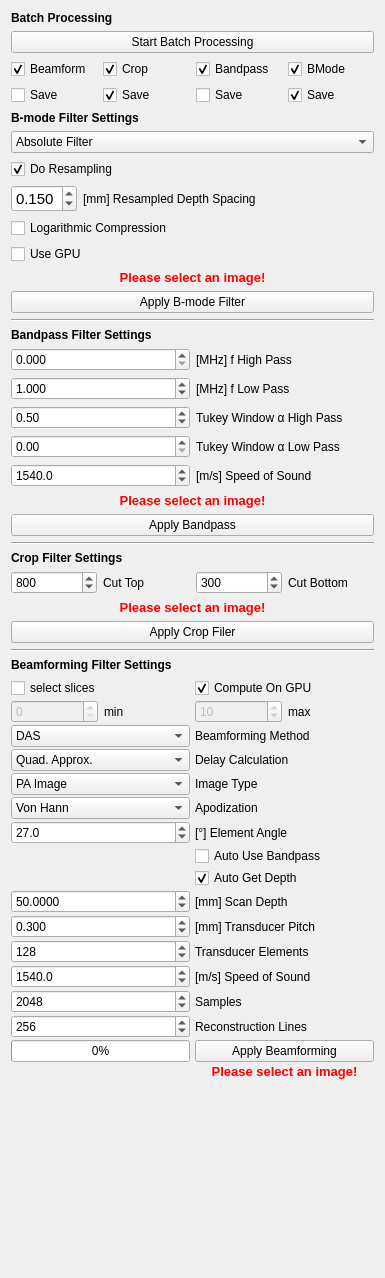
First picture: the form in Plugins/org.mitk.gui.qt.photoacoustics.imageprocessing/src/internal/PAImageProcessingControls.ui, repository MITK/MITK, before the edit.
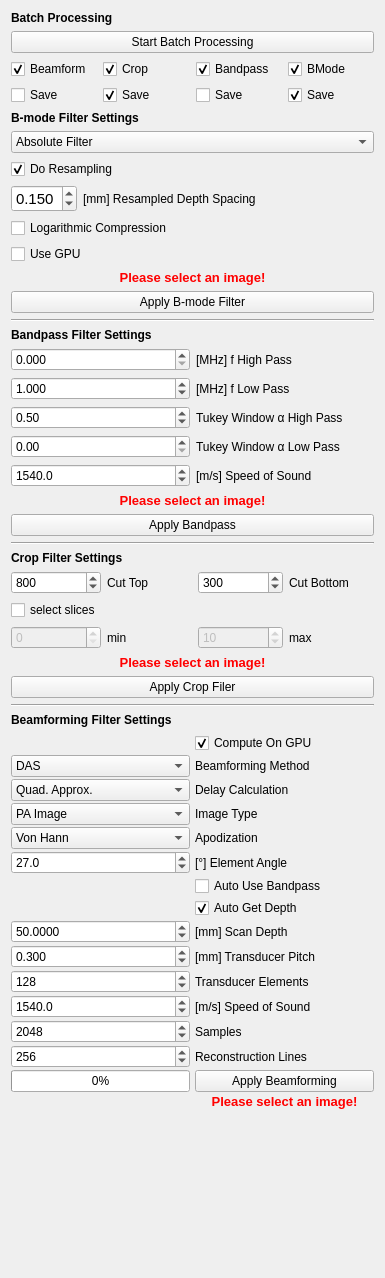
Second picture: the form after the edit.

Commit message: Deleted all deprecated entries in the BeamformingSettings Fixed the chunk-for-chunk GPU processing of data to work again

What changed in the file:
```diff
--- a/Plugins/org.mitk.gui.qt.photoacoustics.imageprocessing/src/internal/PAImageProcessingControls.ui
+++ b/Plugins/org.mitk.gui.qt.photoacoustics.imageprocessing/src/internal/PAImageProcessingControls.ui
@@ -471,6 +471,56 @@
            </property>
           </widget>
          </item>
+         <item row="2" column="0">
+          <widget class="QSpinBox" name="boundLow">
+           <property name="enabled">
+            <bool>false</bool>
+           </property>
+           <property name="maximum">
+            <number>99999</number>
+           </property>
+          </widget>
+         </item>
+         <item row="2" column="3">
+          <widget class="QLabel" name="label_18">
+           <property name="toolTip">
+            <string>Maximal beamformed slice</string>
+           </property>
+           <property name="text">
+            <string>max</string>
+           </property>
+          </widget>
+         </item>
+         <item row="2" column="2">
+          <widget class="QSpinBox" name="boundHigh">
+           <property name="enabled">
+            <bool>false</bool>
+           </property>
+           <property name="maximum">
+            <number>99999</number>
+           </property>
+           <property name="value">
+            <number>10</number>
+           </property>
+          </widget>
+         </item>
+         <item row="2" column="1">
+          <widget class="QLabel" name="label_17">
+           <property name="toolTip">
+            <string>minimal beamformed slice</string>
+           </property>
+           <property name="text">
+            <string>min</string>
+           </property>
+          </widget>
+         </item>
+         <item row="1" column="0">
+          <widget class="QCheckBox" name="Partial">
+           <property name="text">
+            <string>select slices</string>
+           </property>
+          </widget>
+         </item>
         </layout>
        </item>
        <item>
@@ -750,7 +800,7 @@
           </sizepolicy>
          </property>
          <property name="currentText">
-          <string>Spherical Wave</string>
+          <string>Quad. Approx.</string>
          </property>
          <item>
           <property name="text">
@@ -856,55 +906,10 @@
         </widget>
        </item>
        <item row="1" column="0">
-        <layout class="QHBoxLayout" name="horizontalLayout_2">
-         <item>
-          <widget class="QSpinBox" name="boundLow">
-           <property name="enabled">
-            <bool>false</bool>
-           </property>
-           <property name="maximum">
-            <number>99999</number>
-           </property>
-          </widget>
-         </item>
-         <item>
-          <widget class="QLabel" name="label_17">
-           <property name="toolTip">
-            <string>minimal beamformed slice</string>
-           </property>
-           <property name="text">
-            <string>min</string>
-           </property>
-          </widget>
-         </item>
-        </layout>
+        <layout class="QHBoxLayout" name="horizontalLayout_2"/>
        </item>
        <item row="1" column="1">
-        <layout class="QHBoxLayout" name="horizontalLayout_3">
-         <item>
-          <widget class="QSpinBox" name="boundHigh">
-           <property name="enabled">
-            <bool>false</bool>
-           </property>
-           <property name="maximum">
-            <number>99999</number>
-           </property>
-           <property name="value">
-            <number>10</number>
-           </property>
-          </widget>
-         </item>
-         <item>
-          <widget class="QLabel" name="label_18">
-           <property name="toolTip">
-            <string>Maximal beamformed slice</string>
-           </property>
-           <property name="text">
-            <string>max</string>
-           </property>
-          </widget>
-         </item>
-        </layout>
+        <layout class="QHBoxLayout" name="horizontalLayout_3"/>
        </item>
        <item row="27" column="0">
         <widget class="QLabel" name="ProgressInfo">
@@ -913,13 +918,6 @@
          </property>
         </widget>
        </item>
-       <item row="0" column="0">
-        <widget class="QCheckBox" name="Partial">
-         <property name="text">
-          <string>select slices</string>
-         </property>
-        </widget>
-       </item>
        <item row="0" column="1">
         <widget class="QCheckBox" name="UseGPUBf">
          <property name="text">
```
Left out of the diff: 8 changed lines with no effect on the pictures. The commit also changes 8 other files.
